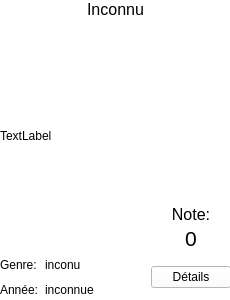
The window that C_minifilm.ui (AlexSerfa/DVDFLIX) describes before a commit, drawn with Qt 5.
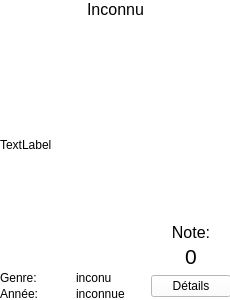
The same window after the commit.

The edit to the form file:
```diff
--- a/C_minifilm.ui
+++ b/C_minifilm.ui
@@ -25,60 +25,72 @@
      <height>301</height>
     </rect>
    </property>
-   <layout class="QGridLayout" name="gridLayout" rowstretch="0,8,0,0,1,1" columnstretch="0,1,0">
+   <layout class="QGridLayout" name="gridLayout" rowstretch="0,0,0,0,0,0,0" columnstretch="0,0,0">
     <property name="verticalSpacing">
      <number>2</number>
     </property>
-    <item row="4" column="2" rowspan="2">
-     <widget class="QPushButton" name="btn_details">
-      <property name="text">
-       <string>Détails</string>
-      </property>
-     </widget>
-    </item>
-    <item row="4" column="1">
+    <item row="5" column="1">
      <widget class="QLabel" name="lbl_genre">
       <property name="text">
        <string>inconu</string>
       </property>
      </widget>
     </item>
-    <item row="5" column="1">
-     <widget class="QLabel" name="lbl_annee">
-      <property name="text">
-       <string>inconnue</string>
-      </property>
-     </widget>
-    </item>
-    <item row="4" column="0">
-     <widget class="QLabel" name="lbl_T_genre">
-      <property name="text">
-       <string>Genre:</string>
-      </property>
-     </widget>
-    </item>
-    <item row="2" column="2">
-     <widget class="QLabel" name="lbl_T_note">
-      <property name="font">
-       <font>
-        <pointsize>12</pointsize>
-       </font>
-      </property>
-      <property name="text">
-       <string>Note:</string>
-      </property>
-      <property name="alignment">
-       <set>Qt::AlignCenter</set>
-      </property>
-     </widget>
-    </item>
-    <item row="5" column="0">
+    <item row="6" column="0">
      <widget class="QLabel" name="lbl_T_annee">
       <property name="text">
        <string>Année:</string>
       </property>
      </widget>
     </item>
+    <item row="1" column="2">
+     <widget class="QLabel" name="lbl_ico">
+      <property name="minimumSize">
+       <size>
+        <width>50</width>
+        <height>50</height>
+       </size>
+      </property>
+      <property name="text">
+       <string/>
+      </property>
+      <property name="scaledContents">
+       <bool>true</bool>
+      </property>
+     </widget>
+    </item>
+    <item row="5" column="2" rowspan="2">
+     <widget class="QPushButton" name="btn_details">
+      <property name="text">
+       <string>Détails</string>
+      </property>
+     </widget>
+    </item>
+    <item row="1" column="0" rowspan="4" colspan="2">
+     <widget class="QLabel" name="lbl_affiche">
+      <property name="text">
+       <string>TextLabel</string>
+      </property>
+      <property name="scaledContents">
+       <bool>true</bool>
+      </property>
+     </widget>
+    </item>
+    <item row="3" column="2">
+     <widget class="QLabel" name="lbl_T_note">
+      <property name="font">
+       <font>
+        <pointsize>12</pointsize>
+       </font>
+      </property>
+      <property name="text">
+       <string>Note:</string>
+      </property>
+      <property name="alignment">
+       <set>Qt::AlignCenter</set>
+      </property>
+     </widget>
+    </item>
     <item row="0" column="0" colspan="3">
      <widget class="QLabel" name="lbl_titre">
       <property name="font">
@@ -94,7 +106,7 @@
       </property>
      </widget>
     </item>
-    <item row="3" column="2">
+    <item row="4" column="2">
      <widget class="QLabel" name="lbl_note">
       <property name="font">
        <font>
@@ -109,7 +121,21 @@
       </property>
      </widget>
     </item>
-    <item row="1" column="2">
+    <item row="6" column="1">
+     <widget class="QLabel" name="lbl_annee">
+      <property name="text">
+       <string>inconnue</string>
+      </property>
+     </widget>
+    </item>
+    <item row="5" column="0">
+     <widget class="QLabel" name="lbl_T_genre">
+      <property name="text">
+       <string>Genre:</string>
+      </property>
+     </widget>
+    </item>
+    <item row="2" column="2">
      <spacer name="verticalSpacer">
       <property name="orientation">
        <enum>Qt::Vertical</enum>
@@ -122,16 +148,6 @@
       </property>
      </spacer>
     </item>
-    <item row="1" column="0" rowspan="3" colspan="2">
-     <widget class="QLabel" name="lbl_affiche">
-      <property name="text">
-       <string>TextLabel</string>
-      </property>
-      <property name="scaledContents">
-       <bool>true</bool>
-      </property>
-     </widget>
-    </item>
    </layout>
   </widget>
  </widget>
```
